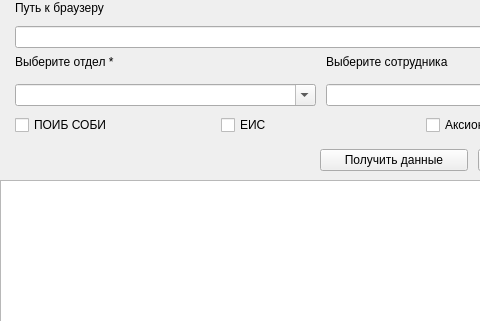
Old version of the form MainWindow.ui in the repository Ara-Bog/KingMatrixDesk; both pictures show x 0 to 480 and y 0 to 321 of the 640 by 480 pixel window.
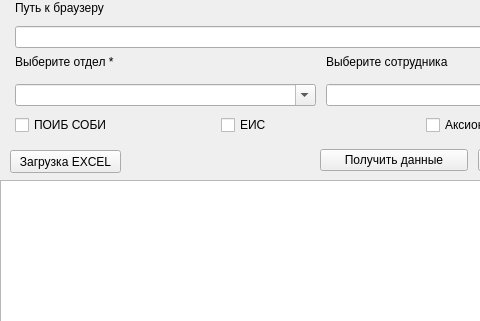
New version of the form.

```diff
--- a/MainWindow.ui
+++ b/MainWindow.ui
@@ -257,6 +257,19 @@
      </item>
     </layout>
    </widget>
+   <widget class="QPushButton" name="load_excel">
+    <property name="geometry">
+     <rect>
+      <x>10</x>
+      <y>150</y>
+      <width>111</width>
+      <height>23</height>
+     </rect>
+    </property>
+    <property name="text">
+     <string>Загрузка EXCEL</string>
+    </property>
+   </widget>
   </widget>
   <widget class="QMenuBar" name="menubar">
    <property name="geometry">
```
Left out of the diff: 48 changed lines with no effect on the pictures.
